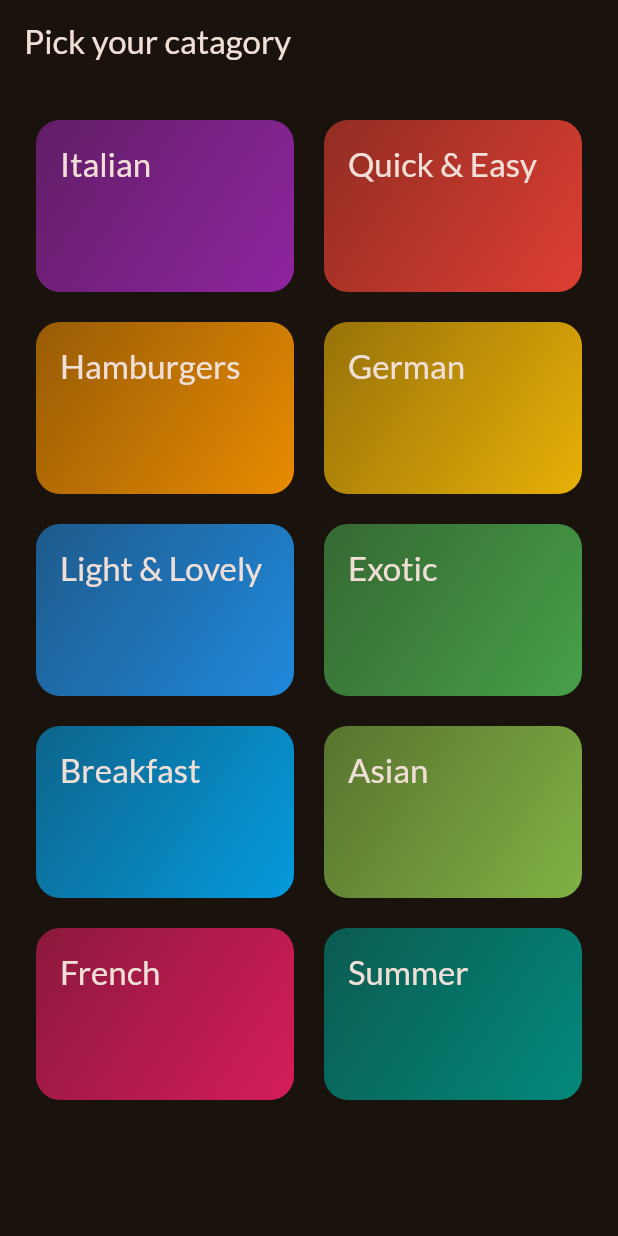
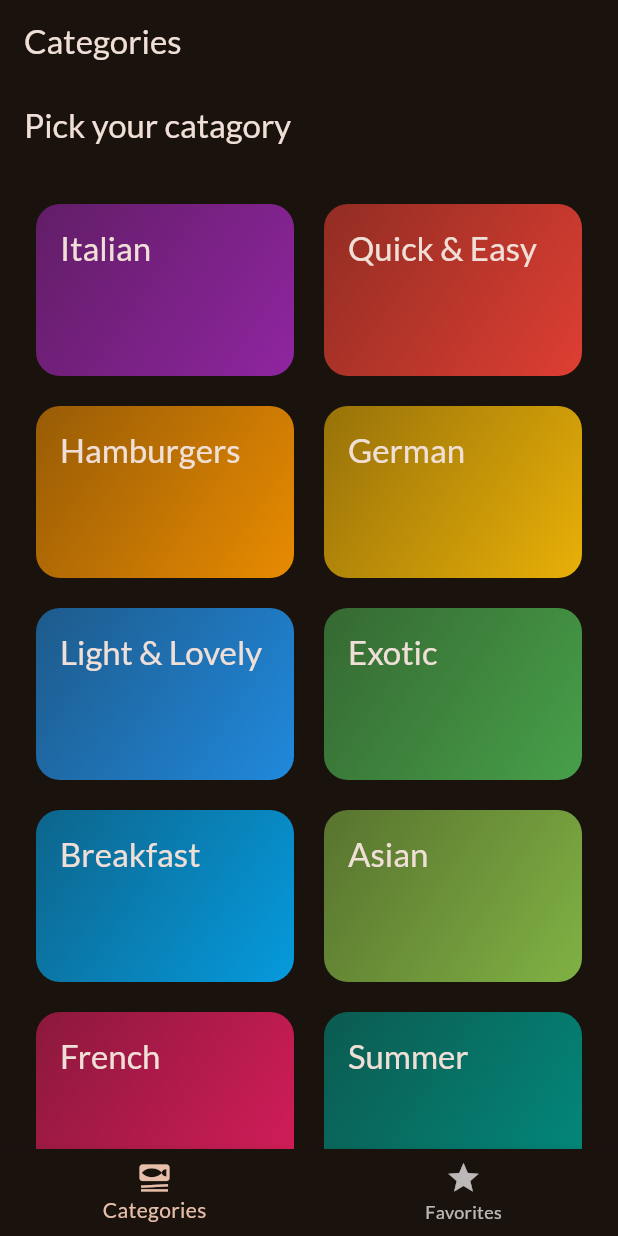
Before and after one commit to reviseUC73/Meal-Director, a Flutter app: the screen it shows after launch, on a phone screen of 412 x 824 dp. Run offline on Flutter 3.47's test engine with Material 3 defaults, Android fonts, the phone set to English and light mode, and no system bars; our stand-ins replace google_fonts, transparent_image.

Commit message:
add tapbar screen and meal screen

```diff
--- a/lib/main.dart
+++ b/lib/main.dart
@@ -1,9 +1,7 @@
 import 'package:flutter/material.dart';
 
 import 'package:google_fonts/google_fonts.dart';
-import 'package:meals/data/dummy_data.dart';
-import 'package:meals/screens/categories.dart';
-import 'package:meals/screens/meals.dart';
+import 'package:meals/screens/tabs.dart';
 
 final theme = ThemeData(
   useMaterial3: true,
@@ -25,7 +23,7 @@ class App extends StatelessWidget {
   Widget build(BuildContext context) {
     return MaterialApp(
       theme: theme,
-      home: CategoriesScreen(),
+      home: const TabsScreen(),
     );
   }
 }
--- a/lib/screens/categories.dart
+++ b/lib/screens/categories.dart
@@ -1,7 +1,6 @@
 import 'package:flutter/material.dart';
 import 'package:meals/data/dummy_data.dart';
 import 'package:meals/models/category_model.dart';
-import 'package:meals/models/meal_model.dart';
 import 'package:meals/screens/meals.dart';
 import 'package:meals/widgets/category_grid_item.dart';
 
--- /dev/null
+++ b/lib/screens/tabs.dart
@@ -0,0 +1,62 @@
+import 'package:flutter/material.dart';
+
+import 'package:meals/screens/categories.dart';
+import 'package:meals/screens/meals.dart';
+
+class TabsScreen extends StatefulWidget {
+  const TabsScreen({super.key});
+
+  @override
+  State<TabsScreen> createState() {
+    return _TabsScreenState();
+  }
+}
+
+class _TabsScreenState extends State<TabsScreen> {
+  int _selectedPageIndex = 0;
+
+  void _selectPage(int index) {
+    setState(() {
+      _selectedPageIndex = index;
+    });
+  }
+
+  @override
+  Widget build(BuildContext context) {
+    Widget activePage = const CategoriesScreen();
+    var activePageTitle = 'Categories';
+
+    if (_selectedPageIndex == 1) {
+      activePage = const MealsScreen(
+        meals: [],
+        title: 'Favorites',
+      );
+      activePageTitle = 'Your Favorites';
+    }
+
+    return Scaffold(
+      appBar: AppBar(
+        title: Text(activePageTitle),
+      ),
+      body: activePage,
+      bottomNavigationBar: BottomNavigationBar(
+        onTap: (index) {
+          print(index);
+          _selectPage(index);
+        },
+        // highlight tab of page that u stay here!
+        currentIndex: _selectedPageIndex,
+        items: const [
+          BottomNavigationBarItem(
+            icon: Icon(Icons.set_meal),
+            label: 'Categories',
+          ),
+          BottomNavigationBarItem(
+            icon: Icon(Icons.star),
+            label: 'Favorites',
+          ),
+        ],
+      ),
+    );
+  }
+}
--- a/pubspec.yaml
+++ b/pubspec.yaml
@@ -35,6 +35,7 @@ dependencies:
   # Use with the CupertinoIcons class for iOS style icons.
   cupertino_icons: ^1.0.8
   google_fonts: ^6.2.1
+  transparent_image: ^2.0.1
 
 dev_dependencies:
   flutter_test:
```
Also changed, not shown: lib/screens/meal_detail.dart (added, +71 -0 lines), lib/screens/meals.dart (+17 -2 lines), lib/widgets/meal_item.dart (added, +105 -0 lines), lib/widgets/meal_item_trait.dart (added, +28 -0 lines), pubspec.lock.
